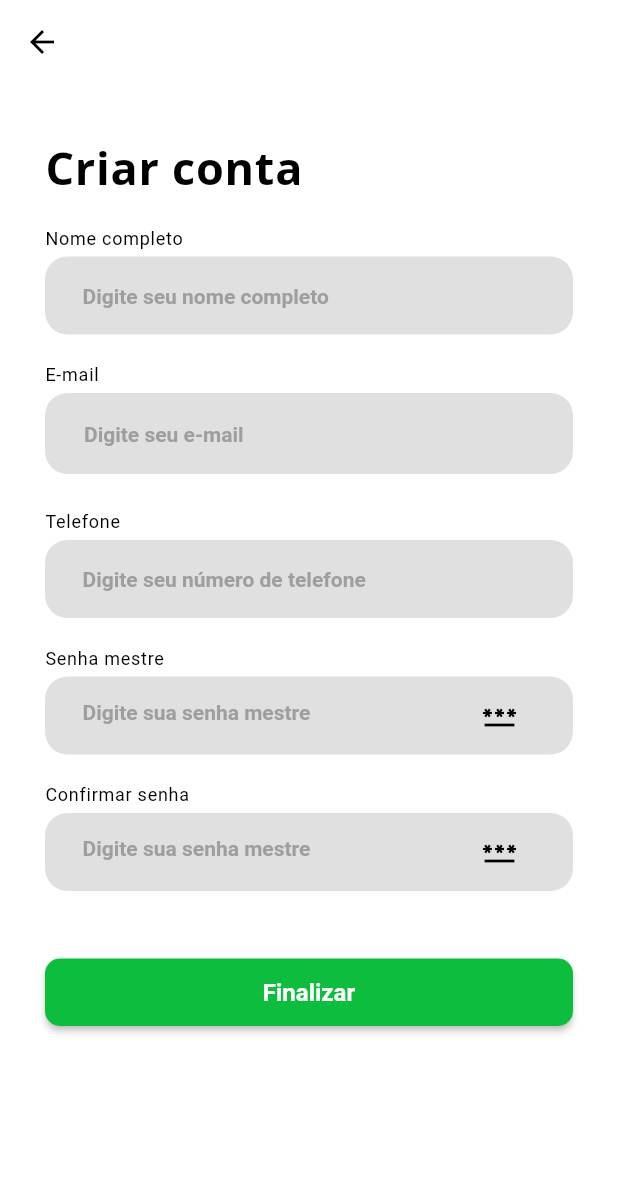
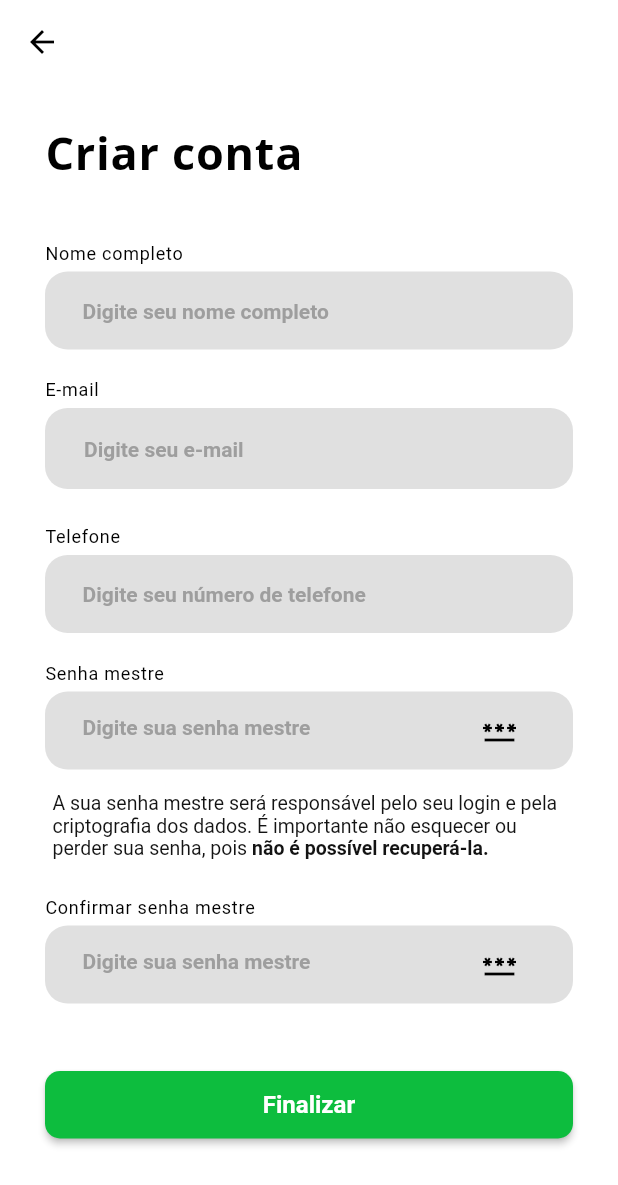
Before and after one commit to PasswordHub/ArrowHead, a Flutter app: the SingupScreen screen opened by its route, on a phone screen of 412 x 824 dp. Shown: the top 1185 px of the screen. Run offline on Flutter 3.47's test engine with Material 2 defaults, Android fonts, the phone set to English and light mode, and no system bars; our stand-ins replace email_validator, firebase_core; accounts and stored records are empty; Roboto replaces fonts that are missing (Arial).

Commit message:
adicionando aviso da senha mestre

```diff
--- a/arrowhead/lib/screens/ForgotPassword/forgot_password_screen.dart
+++ b/arrowhead/lib/screens/ForgotPassword/forgot_password_screen.dart
@@ -34,7 +34,7 @@ class _ForgotPasswordScreenState extends State<ForgotPasswordScreen> {
                     mainAxisAlignment: MainAxisAlignment.spaceAround,
                     crossAxisAlignment: CrossAxisAlignment.stretch,
                     children: [
-                      SizedBox(height: 20),
+                      SizedBox(height: 10),
                       const Text(
                         "Esqueceu a senha?",
                         textAlign: TextAlign.left,
@@ -43,7 +43,7 @@ class _ForgotPasswordScreenState extends State<ForgotPasswordScreen> {
                             color: Colors.black,
                             fontWeight: FontWeight.bold),
                       ),
-                      SizedBox(height: 20),
+                      SizedBox(height: 40),
                       RichText(
                           text: const TextSpan(
                               style: TextStyle(
--- a/arrowhead/lib/screens/SignUp/signup_screen.dart
+++ b/arrowhead/lib/screens/SignUp/signup_screen.dart
@@ -37,7 +37,7 @@ class _SingupScreenState extends State<SingupScreen> {
             mainAxisAlignment: MainAxisAlignment.spaceAround,
             crossAxisAlignment: CrossAxisAlignment.stretch,
             children: [
-              const SizedBox(height: 20),
+              const SizedBox(height: 10),
               const Text(
                 "Criar conta",
                 textAlign: TextAlign.left,
@@ -46,7 +46,7 @@ class _SingupScreenState extends State<SingupScreen> {
                     color: Colors.black,
                     fontWeight: FontWeight.bold),
               ),
-              const SizedBox(height: 20),
+              const SizedBox(height: 40),
               userInput(nameController, "Nome completo",
                   "Digite seu nome completo", TextInputType.name),
               const SizedBox(height: 20),
@@ -62,8 +62,26 @@ class _SingupScreenState extends State<SingupScreen> {
                   "Digite seu número de telefone", TextInputType.number),
               const SizedBox(height: 20),
               passwordInput(passwordController, "Senha mestre"),
+              const SizedBox(height: 10),
+              Padding(
+                  padding: EdgeInsets.all(5),
+                  child: RichText(
+                      text: const TextSpan(
+                          style: TextStyle(
+                            fontSize: 13,
+                            color: Color.fromARGB(255, 19, 19, 19),
+                          ),
+                          children: [
+                        TextSpan(
+                            text:
+                                "A sua senha mestre será responsável pelo seu login e pela criptografia dos dados. É importante não esquecer ou perder sua senha, pois "),
+                        TextSpan(
+                            text: "não é possível recuperá-la.",
+                            style: TextStyle(fontWeight: FontWeight.bold)),
+                      ]))),
               const SizedBox(height: 20),
-              passwordInput(confirmPasswordController, "Confirmar senha"),
+              passwordInput(
+                  confirmPasswordController, "Confirmar senha mestre"),
               const SizedBox(height: 40),
               signUpBtn()
             ]),
```
